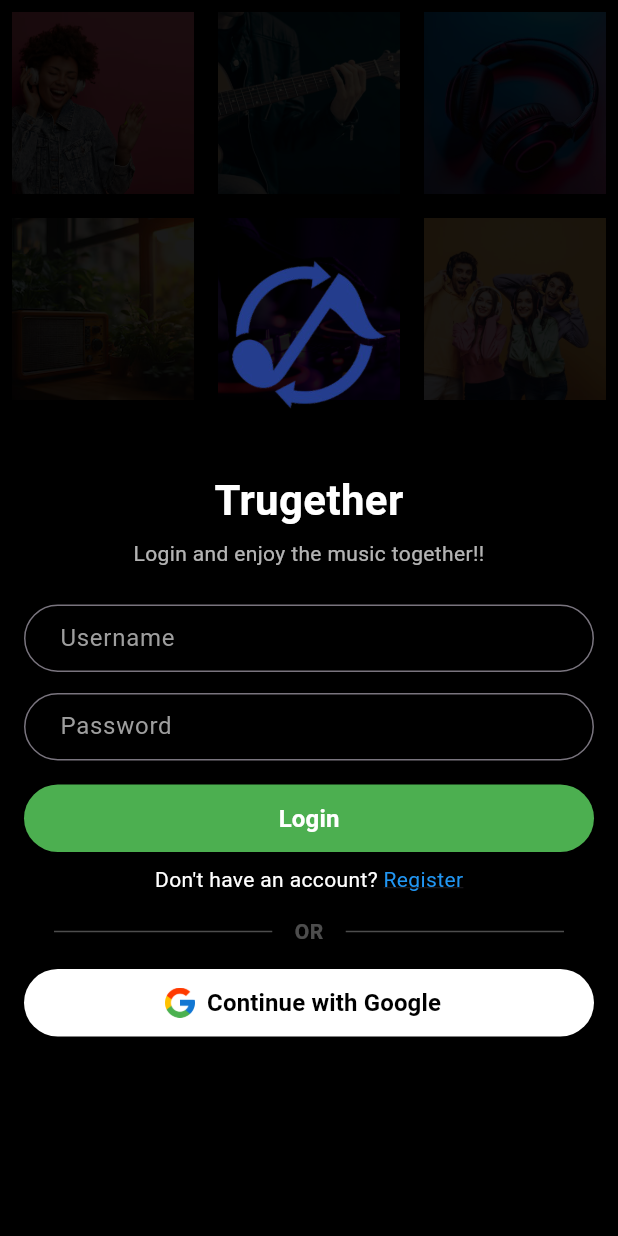
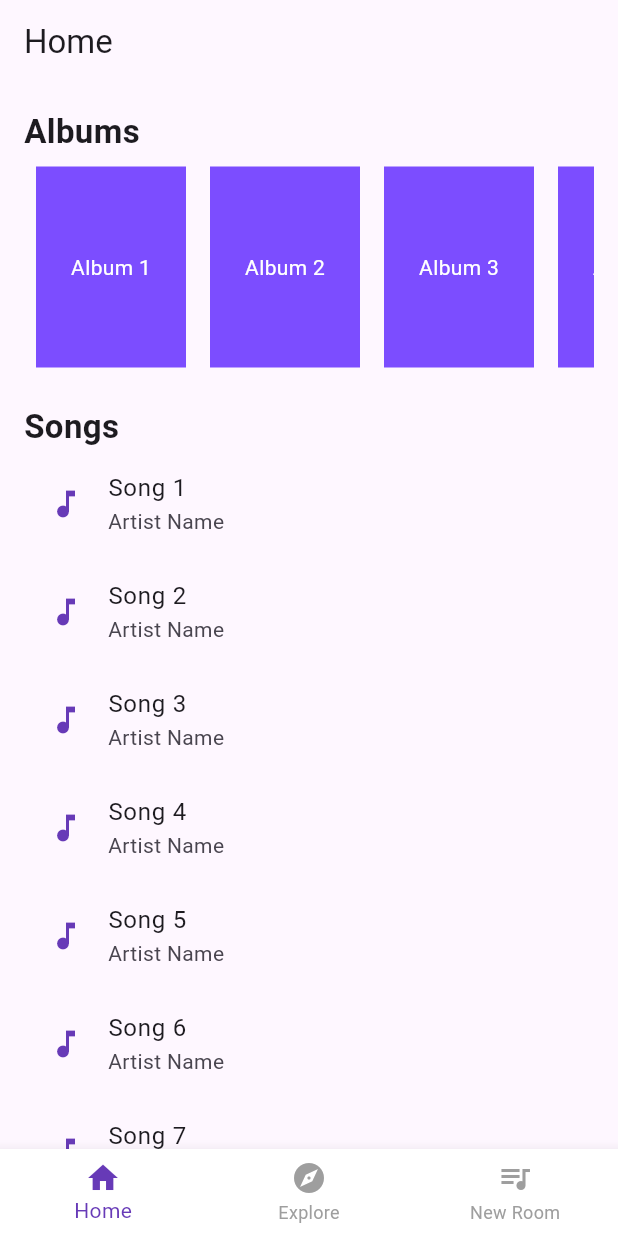
Before and after one commit to Trugether/trugether-frontend, a Flutter app: the screen it shows after launch, after a tap on "Login", on a phone screen of 412 x 824 dp. Run offline on Flutter 3.47's test engine with Material 3 defaults, Android fonts, the light colour scheme and no system bars.

Commit message:
Regarding home screen implementation

```diff
--- /dev/null
+++ b/lib/home/screens/home_screen.dart
@@ -0,0 +1,234 @@
+import 'package:flutter/material.dart';
+
+class HomeScreen extends StatefulWidget {
+  const HomeScreen({super.key});
+
+  @override
+  State<HomeScreen> createState() => _HomeScreenState();
+}
+
+class _HomeScreenState extends State<HomeScreen> {
+  int _currentIndex = 0;
+
+  final List<Widget> _pages = [HomeTab(), ExploreTab(), NewRoomTab()];
+
+  @override
+  Widget build(BuildContext context) {
+    return Scaffold(
+      body: _pages[_currentIndex],
+      bottomNavigationBar: BottomNavigationBar(
+        currentIndex: _currentIndex,
+        onTap: (index) {
+          setState(() {
+            _currentIndex = index;
+          });
+        },
+        items: const [
+          BottomNavigationBarItem(icon: Icon(Icons.home), label: 'Home'),
+          BottomNavigationBarItem(icon: Icon(Icons.explore), label: 'Explore'),
+          BottomNavigationBarItem(
+            icon: Icon(Icons.queue_music),
+            label: 'New Room',
+          ),
+        ],
+        backgroundColor: Colors.white,
+        selectedItemColor: Colors.deepPurple,
+        unselectedItemColor: Colors.grey,
+        showUnselectedLabels: true,
+        type: BottomNavigationBarType.fixed,
+      ),
+    );
+  }
+}
+
+// Home Tab
+class HomeTab extends StatelessWidget {
+  const HomeTab({super.key});
+
+  @override
+  Widget build(BuildContext context) {
+    return Scaffold(
+      appBar: AppBar(
+        title: const Text("Home"),
+        automaticallyImplyLeading: false,
+      ),
+
+      body: ListView(
+        padding: const EdgeInsets.all(16),
+        children: [
+          const Text(
+            "Albums",
+            style: TextStyle(fontSize: 22, fontWeight: FontWeight.bold),
+          ),
+          SizedBox(
+            height: 150,
+            child: ListView.builder(
+              scrollDirection: Axis.horizontal,
+              itemCount: 5,
+              itemBuilder: (context, index) {
+                return Container(
+                  margin: const EdgeInsets.all(8),
+                  width: 100,
+                  color: Colors.deepPurpleAccent,
+                  child: Center(
+                    child: Text(
+                      "Album ${index + 1}",
+                      style: const TextStyle(color: Colors.white),
+                    ),
+                  ),
+                );
+              },
+            ),
+          ),
+          const SizedBox(height: 16),
+          const Text(
+            "Songs",
+            style: TextStyle(fontSize: 22, fontWeight: FontWeight.bold),
+          ),
+          ListView.builder(
+            shrinkWrap: true,
+            physics: const NeverScrollableScrollPhysics(),
+            itemCount: 10,
+            itemBuilder: (context, index) {
+              return ListTile(
+                leading: const Icon(Icons.music_note, color: Colors.deepPurple),
+                title: Text("Song ${index + 1}"),
+                subtitle: const Text("Artist Name"),
+              );
+            },
+          ),
+        ],
+      ),
+    );
+  }
+}
+
+// Explore Tab
+class ExploreTab extends StatelessWidget {
+  const ExploreTab({super.key});
+
+  @override
+  Widget build(BuildContext context) {
+    return Scaffold(
+      appBar: AppBar(
+        title: const Text("Explore"),
+        automaticallyImplyLeading: false,
+      ),
+      body: Padding(
+        padding: const EdgeInsets.all(16),
+        child: Column(
+          crossAxisAlignment: CrossAxisAlignment.start,
+          children: [
+            const TextField(
+              decoration: InputDecoration(
+                labelText: "Search",
+                prefixIcon: Icon(Icons.search),
+                border: OutlineInputBorder(),
+              ),
+            ),
+            const SizedBox(height: 16),
+            const Text(
+              "Top Searches",
+              style: TextStyle(fontSize: 20, fontWeight: FontWeight.bold),
+            ),
+            const SizedBox(height: 8),
+            ListView.builder(
+              shrinkWrap: true,
+              physics: const NeverScrollableScrollPhysics(),
+              itemCount: 3,
+              itemBuilder: (context, index) {
+                return ListTile(title: Text("Search Item ${index + 1}"));
+              },
+            ),
+            const SizedBox(height: 16),
+            const Text(
+              "Trending Songs",
+              style: TextStyle(fontSize: 20, fontWeight: FontWeight.bold),
+            ),
+            Expanded(
+              child: ListView.builder(
+                itemCount: 10,
+                itemBuilder: (context, index) {
+                  return ListTile(
+                    leading: const Icon(
+                      Icons.trending_up,
+                      color: Colors.deepPurple,
+                    ),
+                    title: Text("Trending Song ${index + 1}"),
+                  );
+                },
+              ),
+            ),
+          ],
+        ),
+      ),
+    );
+  }
+}
+
+// New Room Tab
+class NewRoomTab extends StatelessWidget {
+  const NewRoomTab({super.key});
+
+  @override
+  Widget build(BuildContext context) {
+    return Scaffold(
+      appBar: AppBar(
+        title: const Text("New Room"),
+        automaticallyImplyLeading: false,
+      ),
+      body: Padding(
+        padding: const EdgeInsets.all(16),
+        child: Column(
+          children: [
+            Row(
+              mainAxisAlignment: MainAxisAlignment.center,
+              children: [
+                ElevatedButton(
+                  onPressed: () {},
+                  style: ElevatedButton.styleFrom(
+                    backgroundColor: Colors.deepPurple,
+                    foregroundColor: Colors.white,
+                    padding: const EdgeInsets.symmetric(horizontal: 24),
+                  ),
+                  child: const Text("New Room"),
+                ),
+                const SizedBox(width: 16),
+                OutlinedButton(
+                  onPressed: () {},
+                  style: OutlinedButton.styleFrom(
+                    side: const BorderSide(color: Colors.deepPurple),
+                    padding: const EdgeInsets.symmetric(horizontal: 24),
+                  ),
+                  child: const Text(
+                    "Join with a Code",
+                    style: TextStyle(color: Colors.deepPurple),
+                  ),
+                ),
+              ],
+            ),
+            const SizedBox(height: 35),
+            const Image(
+              image: AssetImage(
+                'assets/images/logo/newroom.png',
+              ), // Add your image asset
+              height: 250,
+            ),
+            const SizedBox(height: 16),
+            const Text(
+              "Get a link that you can share",
+              style: TextStyle(fontSize: 18, fontWeight: FontWeight.bold),
+              textAlign: TextAlign.center,
+            ),
+            const SizedBox(height: 14),
+            const Text(
+              "Tap New room to get a link that you can send to people that you want to listen songs with",
+              style: TextStyle(fontSize: 14, fontWeight: FontWeight.bold),
+              textAlign: TextAlign.center,
+            ),
+          ],
+        ),
+      ),
+    );
+  }
+}
--- a/lib/login/screens/login_screen.dart
+++ b/lib/login/screens/login_screen.dart
@@ -1,4 +1,5 @@
 import 'package:flutter/material.dart';
+import 'package:trugether_frontend/home/screens/home_screen.dart';
 import 'package:trugether_frontend/registration/screens/registration_screen.dart';
 
 class LoginScreen extends StatefulWidget {
@@ -114,6 +115,10 @@
                     height: 45,
                     child: ElevatedButton(
                       onPressed: () {
+                        Navigator.push(
+                          context,
+                          MaterialPageRoute(builder: (context) => HomeScreen()),
+                        );
                         // Handle login logic
                       },
                       style: ElevatedButton.styleFrom(
--- a/pubspec.yaml
+++ b/pubspec.yaml
@@ -66,6 +66,7 @@
     - assets/images/grid/image6.jpg
     - assets/images/grid/google.png
     - assets/images/logo/logo.png
+    - assets/images/logo/newroom.png
   #   - images/a_dot_ham.jpeg
 
   # An image asset can refer to one or more resolution-specific "variants", see
```
Also changed, not shown: lib/registration/screens/registration_screen.dart (+7 -0 lines), assets/images/logo/newroom.png (added).
